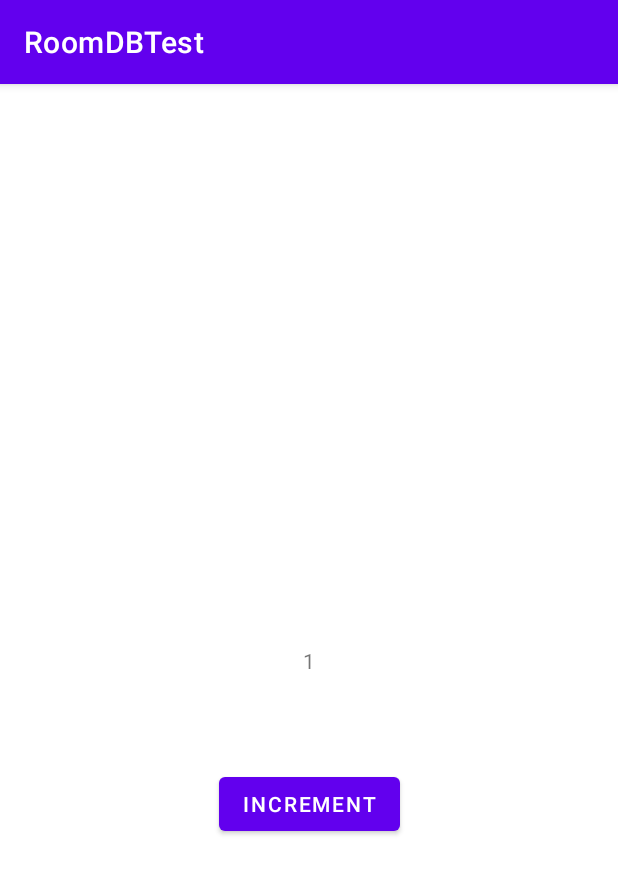
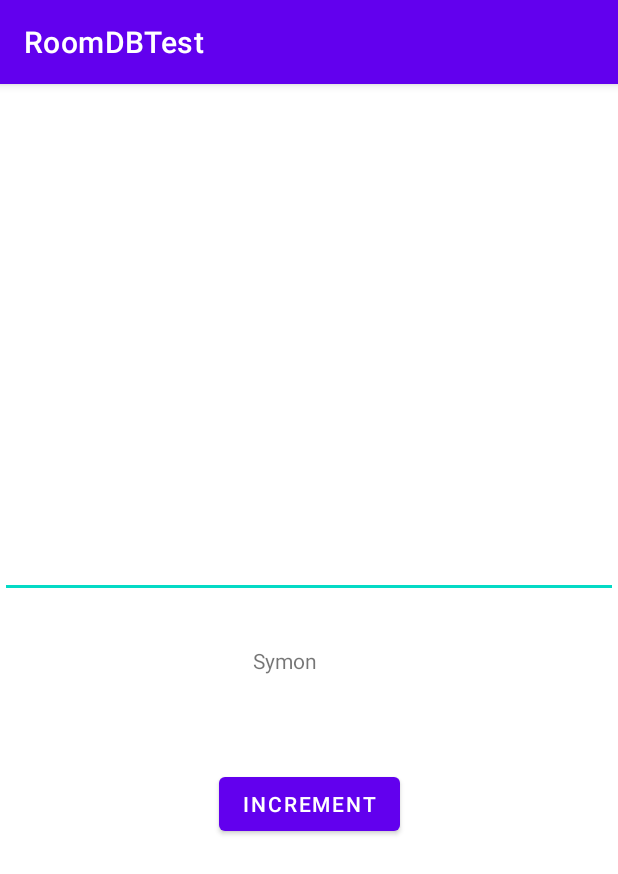
Before and after one commit to peto40/RoomDBTest, an Android app: the screen it shows after launch (MainActivity), after a tap on "INCREMENT", on a phone screen of 412 x 824 dp. Shown: the top 874 px of the screen. Run offline under Robolectric (Android 15) with nearby library versions, the phone set to English and light mode, and no system bars; our stand-ins replace Room's generated code; 1 statement that could not run was skipped.

Commit message:
last commit

```diff
--- a/app/src/main/java/com/hfad/android/roomdbtest/MainActivity.kt
+++ b/app/src/main/java/com/hfad/android/roomdbtest/MainActivity.kt
@@ -6,28 +6,50 @@ import android.os.Bundle
 import android.util.Log
 
 import com.hfad.android.roomdbtest.databinding.ActivityMainBinding
+import kotlinx.coroutines.DelicateCoroutinesApi
+import kotlinx.coroutines.Dispatchers
+import kotlinx.coroutines.GlobalScope
+import kotlinx.coroutines.launch
 
 const val KEY_COUNT = "key_count"
 class MainActivity : AppCompatActivity() {
 
+    private lateinit var binding: ActivityMainBinding
+
+    @OptIn(DelicateCoroutinesApi::class)
     override fun onCreate(savedInstanceState: Bundle?) {
         super.onCreate(savedInstanceState)
 
-        val binding = ActivityMainBinding.inflate(layoutInflater)
-
+        binding = ActivityMainBinding.inflate(layoutInflater)
         setContentView(binding.root)
 
+        GlobalScope.launch(Dispatchers.IO) {
 
+            val userDao = UserDB.getInstance(this@MainActivity).userDao()
+            userDao.addUser(UserModel(0,"James","Rodrigue"))
+            userDao.addUser(UserModel(0,"Andy","Symon"))
+        }
 
+        binding.button.setOnClickListener {
+            GlobalScope.launch(Dispatchers.IO) {
+                val user = UserDB.getInstance(this@MainActivity).userDao()
+                    .getUserBySurname("Symon").get(0)
+
+                binding.title.setText(user.surname)
+            }
+        }
+
+    }
+
+    fun getPref(){
         val prefs = getSharedPreferences("new_pref_file", Context.MODE_PRIVATE)
-       // val defaultPrefs = getPreferences(Context.MODE_PRIVATE)
+        // val defaultPrefs = getPreferences(Context.MODE_PRIVATE)
         var counter = prefs.getInt(KEY_COUNT, 0)
 
         binding.title.text = counter.toString()
 
         Log.d("dsadsad", "asdasdalnsdbuh")
-        Log.d("dsadsad", "asdasdalnsdbuh")
-        Log.d("dsadsad", "asdasdalnsdbuh")
+
         binding.button.setOnClickListener {
             counter++
 
--- a/app/src/main/res/layout/activity_main.xml
+++ b/app/src/main/res/layout/activity_main.xml
@@ -5,6 +5,15 @@
     android:layout_width="match_parent"
     android:layout_height="match_parent"
     tools:context=".MainActivity">
+
+    <EditText
+        android:id="@+id/edt"
+        android:layout_width="match_parent"
+        android:layout_height="wrap_content"
+        app:layout_constraintStart_toStartOf="parent"
+        app:layout_constraintEnd_toEndOf="parent"
+        app:layout_constraintBottom_toTopOf="@id/title"
+        android:layout_marginBottom="32dp"/>
 
     <TextView
         android:id="@+id/title"
--- a/build.gradle
+++ b/build.gradle
@@ -1,7 +1,7 @@
 // Top-level build file where you can add configuration options common to all sub-projects/modules.
 plugins {
-    id 'com.android.application' version '7.1.3' apply false
-    id 'com.android.library' version '7.1.3' apply false
+    id 'com.android.application' version '7.2.1' apply false
+    id 'com.android.library' version '7.2.1' apply false
     id 'org.jetbrains.kotlin.android' version '1.6.21' apply false
 }
 
```
Also changed, not shown: app/src/main/java/com/hfad/android/roomdbtest/UserDao.kt (+23 -20 lines), gradle/wrapper/gradle-wrapper.properties.
